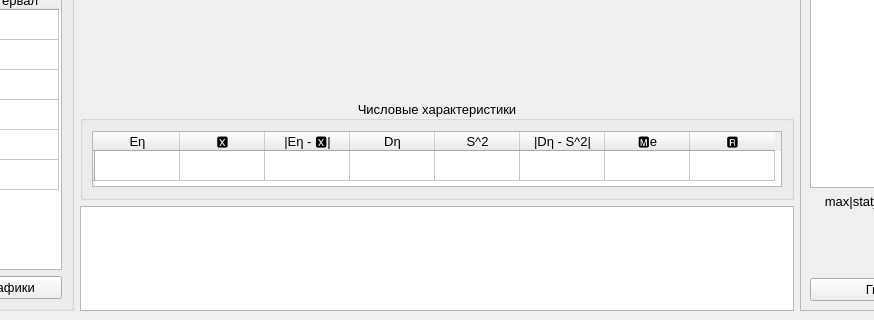
First picture: the form in prob_theory_lab_01/main_window.ui, repository acid9reen/prob_theory_lab_01, before the edit; both pictures show x 82 to 956 and y 339 to 659 of the 1076 by 659 pixel window.
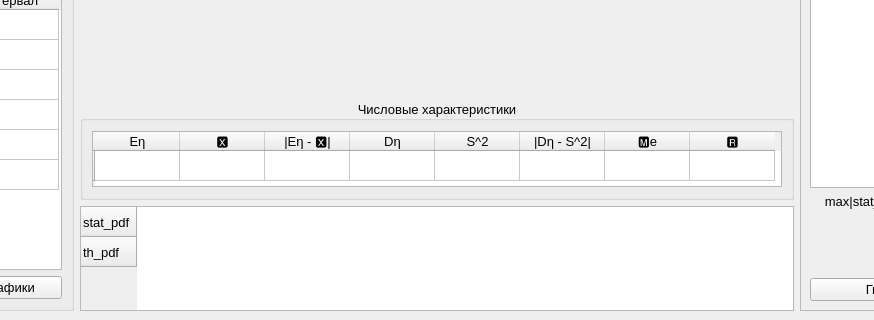
Second picture: the form after the edit. Custom widgets are drawn as their Qt base class.

Commit message: Some minor table output changes

Patch:
```diff
--- a/prob_theory_lab_01/main_window.ui
+++ b/prob_theory_lab_01/main_window.ui
@@ -352,6 +352,16 @@
         <pointsize>10</pointsize>
        </font>
       </property>
+      <row>
+       <property name="text">
+        <string>stat_pdf</string>
+       </property>
+      </row>
+      <row>
+       <property name="text">
+        <string>th_pdf</string>
+       </property>
+      </row>
      </widget>
     </item>
     <item row="1" column="1">
```
The commit also changes 2 other files.
